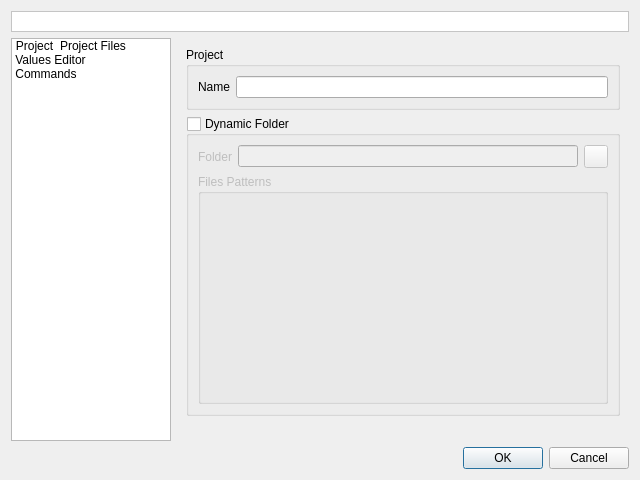
The window that v2/branches/dev/plugins/xup/XUP/src/gui/UIXUPEditor.ui (testmana2/mks) describes before a commit, drawn with Qt 5.
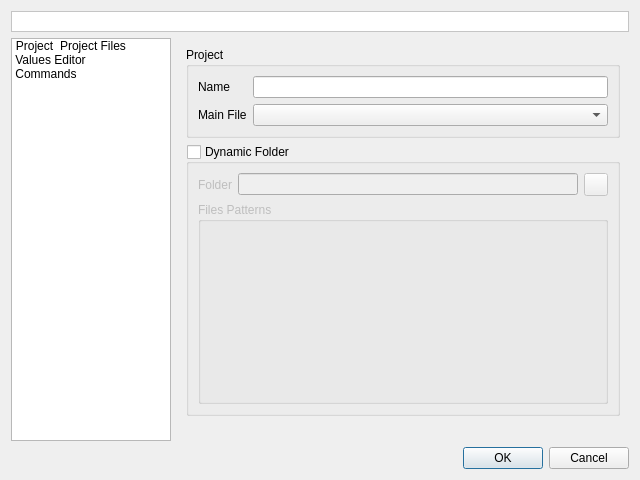
The same window after the commit. Icons and pictures are not drawn. Custom widgets are drawn as their Qt base class.

Commit message: Add many improvements to the UIXUPEditor class. Update PHP-Qt & PyQt plugins to use the UIXUPEditor editor instead of they own one allowing custom actions & dynamic folder support for these kind of projects ! Some general bugs fix. Update the plugins build object folder as the shared UIXUPEditor classe must be recompiled for each plugin ( using PLUGIN_NAME )

```diff
--- a/v2/branches/dev/plugins/xup/XUP/src/gui/UIXUPEditor.ui
+++ b/v2/branches/dev/plugins/xup/XUP/src/gui/UIXUPEditor.ui
@@ -110,6 +110,23 @@
           <item row="0" column="1">
            <widget class="QLineEdit" name="leProjectName"/>
           </item>
+          <item row="1" column="0">
+           <widget class="QLabel" name="lMainFile">
+            <property name="text">
+             <string>Main File</string>
+            </property>
+           </widget>
+          </item>
+          <item row="1" column="1">
+           <widget class="QComboBox" name="cbMainFile">
+            <property name="sizePolicy">
+             <sizepolicy hsizetype="Expanding" vsizetype="Fixed">
+              <horstretch>0</horstretch>
+              <verstretch>0</verstretch>
+             </sizepolicy>
+            </property>
+           </widget>
+          </item>
          </layout>
         </widget>
        </item>
```
The commit also changes 17 other files.
